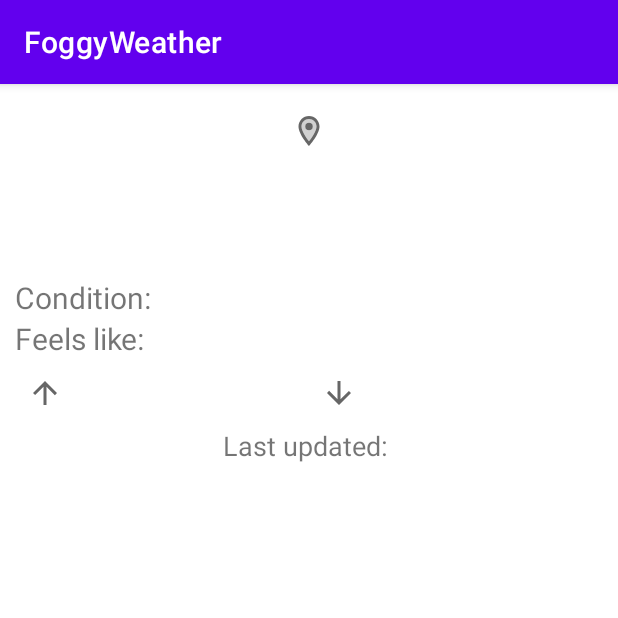
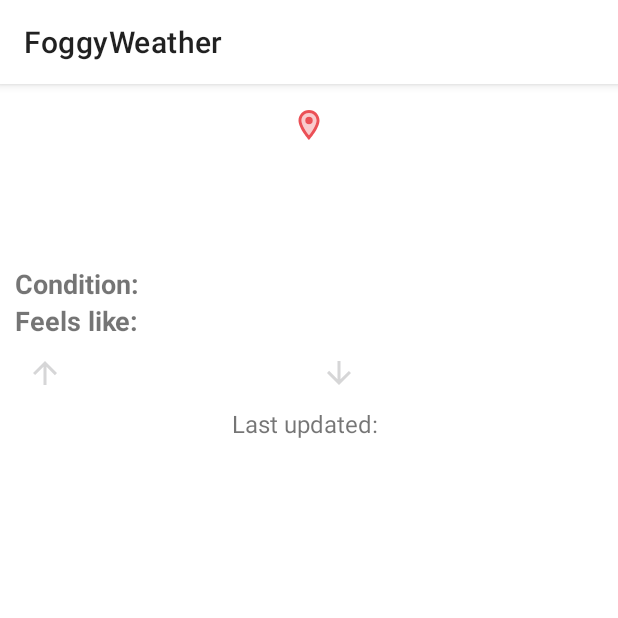
Before and after one commit to yordimontero/FoggyWeather, an Android app: the screen it shows after launch (MainActivity), on a phone screen of 412 x 824 dp, the top half of it. Run offline under Robolectric (Android 15) with nearby library versions, the phone set to English and light mode, and no system bars; plain views replace NeomorphFrameLayout; pictures from the network do not load; 1 statement that could not run was skipped.

Commit message:
UI changes

```diff
--- a/app/src/main/java/com/circleappsstudio/foggyweather/ui/current/CurrentWeatherFragment.kt
+++ b/app/src/main/java/com/circleappsstudio/foggyweather/ui/current/CurrentWeatherFragment.kt
@@ -1,5 +1,6 @@
 package com.circleappsstudio.foggyweather.ui.current
 
+import android.graphics.Color
 import android.os.Bundle
 import android.util.Log
 import androidx.fragment.app.Fragment
@@ -42,6 +43,7 @@ class CurrentWeatherFragment : Fragment(R.layout.fragment_current_weather) {
         getForecast("Grecia", 1, false, false)
 
     }
+
 
     private fun getCurrentWeatherObserver(location: String, airQuality: Boolean) {
 
@@ -155,5 +157,4 @@ class CurrentWeatherFragment : Fragment(R.layout.fragment_current_weather) {
 
     }
 
-
 }
--- a/app/src/main/res/layout/fragment_current_weather.xml
+++ b/app/src/main/res/layout/fragment_current_weather.xml
@@ -1,5 +1,6 @@
 <?xml version="1.0" encoding="utf-8"?>
-<androidx.constraintlayout.widget.ConstraintLayout xmlns:android="http://schemas.android.com/apk/res/android"
+<androidx.constraintlayout.widget.ConstraintLayout
+    xmlns:android="http://schemas.android.com/apk/res/android"
     xmlns:app="http://schemas.android.com/apk/res-auto"
     xmlns:tools="http://schemas.android.com/tools"
     android:layout_width="match_parent"
@@ -23,11 +24,11 @@
                 app:layout_constraintEnd_toEndOf="parent"
                 app:layout_constraintStart_toStartOf="parent"
                 app:layout_constraintTop_toTopOf="parent"
-                app:neomorph_background_color="@color/neomorph_background_color"
+                app:neomorph_background_color="?android:textColorSecondary"
+                app:neomorph_highlight_color="?android:textColorSecondary"
+                app:neomorph_shadow_color="?android:textColorSecondary"
                 app:neomorph_corner_radius="16dp"
                 app:neomorph_elevation="8dp"
-                app:neomorph_highlight_color="@color/neomorph_highlight_color"
-                app:neomorph_shadow_color="@color/neomorph_shadow_color"
                 app:neomorph_shadow_type="inner"
                 app:neomorph_view_type="rectangular">
 
@@ -41,9 +42,10 @@
                         android:layout_width="wrap_content"
                         android:layout_height="wrap_content"
                         android:layout_marginTop="5dp"
-                        android:textSize="24sp"
+                        android:textSize="18sp"
                         tools:text="Location"
                         app:drawableStartCompat="@drawable/ic_location"
+                        android:drawableTint="@color/red"
                         app:layout_constraintEnd_toEndOf="parent"
                         app:layout_constraintStart_toStartOf="parent"
                         app:layout_constraintTop_toTopOf="parent" />
@@ -57,6 +59,7 @@
                         android:layout_marginStart="20dp"
                         tools:text="22°C"
                         android:textSize="60sp"
+                        android:textStyle="bold"
                         app:layout_constraintStart_toStartOf="parent"
                         app:layout_constraintTop_toBottomOf="@+id/txt_location" />
 
@@ -64,10 +67,12 @@
                         android:id="@+id/img_icon"
                         android:layout_width="80dp"
                         android:layout_height="80dp"
-                        tools:src="@drawable/ic_cloud"
+                        app:layout_constraintBottom_toTopOf="@+id/linearlayout1"
                         app:layout_constraintEnd_toEndOf="parent"
                         app:layout_constraintStart_toEndOf="@+id/txt_temperature"
-                        app:layout_constraintTop_toBottomOf="@+id/txt_location" />
+                        app:layout_constraintTop_toBottomOf="@+id/txt_location"
+                        tools:src="@drawable/ic_cloud"
+                        tools:tint="@color/black"/>
 
                     <LinearLayout
                         android:id="@+id/linearlayout1"
@@ -83,14 +88,15 @@
                             android:layout_width="wrap_content"
                             android:layout_height="wrap_content"
                             android:text="Condition:"
-                            android:textSize="20sp" />
+                            android:textSize="18sp"
+                            android:textStyle="bold"/>
 
                         <TextView
                             android:id="@+id/txt_condition"
                             android:layout_width="wrap_content"
                             android:layout_height="wrap_content"
                             android:layout_marginStart="5dp"
-                            android:textSize="20sp"
+                            android:textSize="18sp"
                             tools:text="Partly Cloud" />
 
                     </LinearLayout>
@@ -100,7 +106,8 @@
                         android:layout_width="wrap_content"
                         android:layout_height="wrap_content"
                         android:text="Feels like:"
-                        android:textSize="20sp"
+                        android:textSize="18sp"
+                        android:textStyle="bold"
                         app:layout_constraintStart_toStartOf="@+id/linearlayout1"
                         app:layout_constraintTop_toBottomOf="@+id/linearlayout1" />
 
@@ -109,7 +116,7 @@
                         android:layout_width="wrap_content"
                         android:layout_height="wrap_content"
                         android:layout_marginStart="5dp"
-                        android:textSize="20sp"
+                        android:textSize="18sp"
                         tools:text="30"
                         app:layout_constraintBottom_toTopOf="@+id/neomorphFrameLayout"
                         app:layout_constraintStart_toEndOf="@+id/textView3"
@@ -121,11 +128,11 @@
                         android:layout_height="wrap_content"
                         app:layout_constraintStart_toStartOf="@+id/textView3"
                         app:layout_constraintTop_toBottomOf="@+id/textView3"
-                        app:neomorph_background_color="@color/neomorph_background_color"
+                        app:neomorph_background_color="@color/green"
+                        app:neomorph_highlight_color="?android:textColorSecondary"
+                        app:neomorph_shadow_color="@color/green"
                         app:neomorph_corner_radius="8dp"
                         app:neomorph_elevation="8dp"
-                        app:neomorph_highlight_color="@color/neomorph_highlight_color"
-                        app:neomorph_shadow_color="@color/neomorph_shadow_color"
                         app:neomorph_shadow_type="outer"
                         app:neomorph_view_type="rectangular">
 
@@ -136,7 +143,8 @@
                             android:drawableStart="@drawable/ic_max"
                             android:padding="8dp"
                             tools:text="24.9°C"
-                            android:textSize="22sp" />
+                            android:textSize="22sp"
+                            android:textStyle="bold"/>
 
                     </com.chinodev.androidneomorphframelayout.NeomorphFrameLayout>
 
@@ -147,11 +155,11 @@
                         app:layout_constraintEnd_toEndOf="parent"
                         app:layout_constraintStart_toEndOf="@+id/neomorphFrameLayout"
                         app:layout_constraintTop_toTopOf="@+id/neomorphFrameLayout"
-                        app:neomorph_background_color="@color/neomorph_background_color"
+                        app:neomorph_background_color="@color/green"
+                        app:neomorph_highlight_color="?android:textColorSecondary"
+                        app:neomorph_shadow_color="@color/green"
                         app:neomorph_corner_radius="8dp"
                         app:neomorph_elevation="8dp"
-                        app:neomorph_highlight_color="@color/neomorph_highlight_color"
-                        app:neomorph_shadow_color="@color/neomorph_shadow_color"
                         app:neomorph_shadow_type="outer"
                         app:neomorph_view_type="rectangular">
 
@@ -162,7 +170,8 @@
                             android:drawableStart="@drawable/ic_min"
                             android:padding="8dp"
                             tools:text="18.3°C"
-                            android:textSize="22sp" />
+                            android:textSize="22sp"
+                            android:textStyle="bold" />
 
                     </com.chinodev.androidneomorphframelayout.NeomorphFrameLayout>
 
@@ -181,13 +190,13 @@
                             android:layout_width="wrap_content"
                             android:layout_height="match_parent"
                             android:text="Last updated:"
-                            android:textSize="18sp" />
+                            android:textSize="16sp" />
 
                         <TextView
                             android:id="@+id/txt_last_update"
                             android:layout_width="wrap_content"
                             android:layout_height="match_parent"
-                            android:textSize="18sp"
+                            android:textSize="16sp"
                             tools:text="2021-09-30 15:00"
                             android:layout_marginStart="5dp"
                             android:gravity="center"/>
--- a/app/src/main/res/values-night/themes.xml
+++ b/app/src/main/res/values-night/themes.xml
@@ -1,9 +1,9 @@
 <resources xmlns:tools="http://schemas.android.com/tools">
     <!-- Base application theme. -->
-    <style name="Theme.FoggyWeather" parent="Theme.MaterialComponents.Light.DarkActionBar">
+    <style name="Theme.FoggyWeather" parent="Theme.MaterialComponents.DayNight">
         <!-- Primary brand color. -->
-        <item name="colorPrimary">@color/purple_200</item>
-        <item name="colorPrimaryVariant">@color/purple_700</item>
+        <item name="colorPrimary">@color/white</item>
+        <item name="colorPrimaryVariant">@color/black_95</item>
         <item name="colorOnPrimary">@color/black</item>
         <!-- Secondary brand color. -->
         <item name="colorSecondary">@color/teal_200</item>
@@ -12,5 +12,6 @@
         <!-- Status bar color. -->
         <item name="android:statusBarColor" tools:targetApi="l">?attr/colorPrimaryVariant</item>
         <!-- Customize your theme here. -->
+        <item name="android:textColorSecondary">@color/gray_card</item>
     </style>
 </resources>
--- a/app/src/main/res/values/colors.xml
+++ b/app/src/main/res/values/colors.xml
@@ -7,4 +7,12 @@
     <color name="teal_700">#FF018786</color>
     <color name="black">#FF000000</color>
     <color name="white">#FFFFFFFF</color>
+
+    <color name="soft_white">#EAF1EA</color>
+    <color name="red">#EB5056</color>
+    <color name="dark">#2D322B</color>
+    <color name="green">#6D9773</color>
+    <color name="black_95">#121212</color>
+    <color name="gray_card">#414141</color>
+
 </resources>
--- a/app/src/main/res/values/themes.xml
+++ b/app/src/main/res/values/themes.xml
@@ -1,10 +1,10 @@
 <resources xmlns:tools="http://schemas.android.com/tools">
     <!-- Base application theme. -->
-    <style name="Theme.FoggyWeather" parent="Theme.MaterialComponents.Light.DarkActionBar">
+    <style name="Theme.FoggyWeather" parent="Theme.MaterialComponents.DayNight">
         <!-- Primary brand color. -->
-        <item name="colorPrimary">@color/purple_500</item>
-        <item name="colorPrimaryVariant">@color/purple_700</item>
-        <item name="colorOnPrimary">@color/white</item>
+        <item name="colorPrimary">@color/white</item>
+        <item name="colorPrimaryVariant">@color/white</item>
+        <item name="colorOnPrimary">@color/black</item>
         <!-- Secondary brand color. -->
         <item name="colorSecondary">@color/teal_200</item>
         <item name="colorSecondaryVariant">@color/teal_700</item>
@@ -12,5 +12,6 @@
         <!-- Status bar color. -->
         <item name="android:statusBarColor" tools:targetApi="l">?attr/colorPrimaryVariant</item>
         <!-- Customize your theme here. -->
+        <item name="android:textColorSecondary">@color/neomorph_shadow_color</item>
     </style>
 </resources>
```
